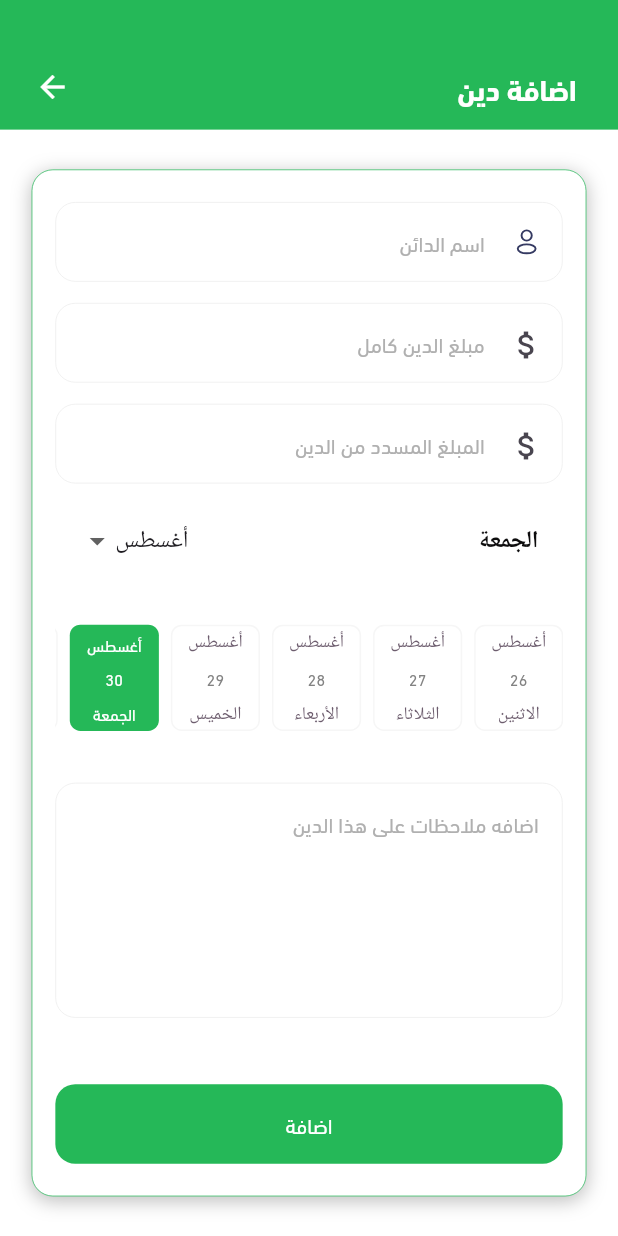
After one commit to meory101/expense-app, a Flutter app: the DebtsScreen screen opened directly, after a tap on the "add" icon, on a phone screen of 412 x 824 dp. The commit adds this screen. Run offline on Flutter 3.47's test engine with Material 3 defaults, Android fonts, the phone set to English and light mode, and no system bars; drawn by our look-alikes of easy_date_timeline; our stand-ins replace blur, cloud_firestore, convex_bottom_bar, country_picker, firebase_auth, firebase_core and 8 more; accounts and stored records are empty; generated files the repository leaves out were written again; project files that could hold a hidden picture were left out.

Commit message:
mohammed 3

```diff
--- /dev/null
+++ b/lib/screens/home_screens/ADD_debts_screen.dart
@@ -0,0 +1,357 @@
+import 'package:cloud_firestore/cloud_firestore.dart';
+import 'package:easy_date_timeline/easy_date_timeline.dart';
+import 'package:flutter/material.dart';
+import 'package:flutter_screenutil/flutter_screenutil.dart';
+import 'package:flutter_svg/svg.dart';
+import 'package:tasty_booking/screens/home_screens/categories_screen.dart';
+import 'package:tasty_booking/style/app_colors.dart';
+import 'package:tasty_booking/utils/helpers.dart';
+import 'package:tasty_booking/wdgets/app_elevated_button.dart';
+import 'package:tasty_booking/wdgets/app_text.dart';
+import 'package:tasty_booking/wdgets/app_text_field.dart';
+
+import '../../fb_controller/fb_auth_controller.dart';
+import '../../model/fb_response.dart';
+import '../../shared_preferences/shared_prefrences_controller.dart';
+import '../../wdgets/custom_app_loading.dart';
+import 'bottom_navigation_bar.dart';
+
+class AddDebtsScreen extends StatefulWidget {
+  const AddDebtsScreen({super.key});
+
+  @override
+  State<AddDebtsScreen> createState() => _AddDebtsScreenState();
+}
+
+class _AddDebtsScreenState extends State<AddDebtsScreen> {
+  late TextEditingController _userNameEditingController;
+  late TextEditingController _Cost1EditingController;
+  late TextEditingController _Cost2EditingController;
+  late TextEditingController _noteEditingController;
+  String? userNameIsError;
+  String? Cost1IsError;
+  String? Cost2IsError;
+  String? NoteIsError;
+  String? Dateend;
+  bool isLoading = false;
+
+  final FirebaseFirestore _firestore = FirebaseFirestore.instance;
+
+
+
+  @override
+  void initState() {
+    // TODO: implement initState
+    super.initState();
+    _userNameEditingController = TextEditingController();
+    _Cost1EditingController = TextEditingController();
+    _Cost2EditingController = TextEditingController();
+    _noteEditingController = TextEditingController();
+
+  }
+
+  @override
+  void dispose() {
+    _userNameEditingController.dispose();
+    _Cost1EditingController.dispose();
+    _Cost2EditingController.dispose();
+    _noteEditingController.dispose();
+
+    super.dispose();
+  }
+
+  @override
+  Widget build(BuildContext context) {
+    return GestureDetector(
+      onTap: (){
+        FocusScope.of(context).unfocus();
+      },
+      child: Scaffold(
+          resizeToAvoidBottomInset: false,
+
+          body: Stack(
+          children: [
+            Column(
+              children: [
+                Container(
+                  width: double.infinity,
+                  padding: EdgeInsets.symmetric(horizontal: 24.w,),
+                  decoration: const BoxDecoration(color: AppColors.primaryColor),
+                  child: Column(
+                    children: [
+                      SizedBox(height: 50.h,),
+
+                      Row(
+                        mainAxisAlignment: MainAxisAlignment.spaceBetween,
+                        children: [
+                          AppText(
+                            text: ' اضافة دين',
+                            fontFamily: 'DINNextLTArabic_bold',
+                            fontSize: 22,
+                            fontWeight: FontWeight.bold,
+                            color: Colors.white,
+                          ),
+                          InkWell(
+                              onTap: (){
+                                Navigator.of(context).pop();
+                              },
+                              child: Icon(Icons.arrow_forward,color: Colors.white,))
+
+                        ],
+                      ),
+                      SizedBox(height: 16.h,),
+
+
+
+
+                    ],
+                  ),
+                ),
+
+
+                SizedBox(height: 30.h,),
+
+                Padding(
+                  padding: EdgeInsets.symmetric(horizontal: 22.w,),
+                  child:
+
+                  Container(
+                    padding: EdgeInsets.symmetric(horizontal: 16.w,vertical: 24.h),
+                    decoration: BoxDecoration(
+                        border: Border.all(color: AppColors.primaryColor,width: 0.5.w),
+                        borderRadius: BorderRadius.circular(16.r),
+                        color: Colors.white,
+                        boxShadow: const [
+                          BoxShadow(color: Colors.black26,blurRadius: 10,offset: Offset(0, 3))
+                        ]
+                    ),
+                    child: Column(
+                      children: [
+                        AppTextField(
+                          controller: _userNameEditingController,
+                          errorText: userNameIsError,
+                          onChanged: (p0) {
+                            if (userNameIsError != null) {
+                              setState(() {
+                                userNameIsError = null;
+                              });
+                            }
+                          },
+                          prefixIcon: Padding(
+                            padding: EdgeInsets.symmetric(vertical: 18.h),
+                            child: SvgPicture.asset(
+                              'assets/images/userNameIcon.svg',
+                              height: 24.h,
+                              width: 24.w,
+                            ),
+                          ),
+                          hintText: 'اسم الدائن ',
+                        ),
+                        SizedBox(height: 16.h,),
+
+                        AppTextField(
+                          keyboardType: TextInputType.number,
+
+                          controller: _Cost1EditingController,
+                          errorText: Cost1IsError,
+                          onChanged: (p0) {
+                            if (Cost1IsError != null) {
+                              setState(() {
+                                Cost1IsError = null;
+                              });
+                            }
+                          },
+                          prefixIcon: Padding(
+                              padding: EdgeInsets.symmetric(vertical: 18.h),
+                              child: Icon(Icons.attach_money)
+                          ),
+                          hintText: 'مبلغ الدين كامل ',
+                        ),
+                        SizedBox(height: 16.h,),
+
+                        AppTextField(
+                          keyboardType: TextInputType.number,
+                          controller: _Cost2EditingController,
+                          errorText: Cost2IsError,
+                          onChanged: (p0) {
+                            if (Cost2IsError != null) {
+                              setState(() {
+                                Cost2IsError = null;
+                              });
+                            }
+                          },
+                          prefixIcon: Padding(
+                              padding: EdgeInsets.symmetric(vertical: 18.h),
+                              child: Icon(Icons.attach_money)
+                          ),
+                          hintText: 'المبلغ المسدد من الدين ',
+                        ),
+                        SizedBox(height: 16.h,),
+
+
+                        EasyDateTimeLine(
+                          initialDate: DateTime.now(),
+                          headerProps: const EasyHeaderProps(showHeader: true),
+                          locale: 'ar',
+                          activeColor: AppColors.primaryColor,
+                          dayProps: EasyDayProps(
+                              height: 80.h,
+                              width: 62.w,
+
+                              todayHighlightColor: AppColors.primaryColor,
+                              borderColor: const Color(0XFFF6F6F6),
+                              landScapeMode: false,
+                              inactiveDayStyle: DayStyle(
+                                  borderRadius: 8.r,
+                                  dayNumStyle: TextStyle(
+                                    color: const Color(0XFF828282),
+                                    fontFamily: 'DINNextLTArabic_Light',
+                                    fontSize: 12.sp,
+                                    fontWeight: FontWeight.w500,
+                                  )
+                              ),
+                              activeDayStyle: DayStyle(
+                                borderRadius: 8.r,
+
+                                dayNumStyle: TextStyle(
+                                    color: Colors.white,
+                                    fontFamily: 'DINNextLTArabic_Light',
+                                    fontSize: 12.sp,
+                                    fontWeight: FontWeight.w500
+                                ),
+                                monthStrStyle: TextStyle(
+                                    color: Colors.white,
+                                    fontFamily: 'DINNextLTArabic_Light',
+                                    fontSize: 12.sp,
+                                    fontWeight: FontWeight.w500
+                                ),
+                                dayStrStyle: TextStyle(
+                                    color: Colors.white,
+                                    fontFamily: 'DINNextLTArabic_Light',
+                                    fontSize: 12.sp,
+                                    fontWeight: FontWeight.w500
+                                ),
+                              ),
+                              todayStyle: DayStyle(
+                                  borderRadius: 8.r,
+                                  dayNumStyle: TextStyle(
+                                      color: const Color(0XFF828282),
+                                      fontFamily: 'DINNextLTArabic_Light',
+                                      fontSize: 12.sp,
+                                      fontWeight: FontWeight.w500
+                                  )
+                              )
+                          ),
+                          onDateChange: (selectedDate) {
+                            //`selectedDate` the new date selected.
+                            Dateend = selectedDate.toString().substring(0,10);
+                            print('selectedDate ${selectedDate.toString().substring(0,10)}');
+                          },
+                        ),
+
+                        SizedBox(height: 30.h,),
+
+
+                        AppTextField(
+                          height  : 200.h,
+                          maxLines: 10,
+                          // minLines: 10,
+                          // maxLength: 5,
+
+                          controller: _noteEditingController,
+                          errorText: NoteIsError,
+                          onChanged: (p0) {
+                            if (NoteIsError != null) {
+                              setState(() {
+                                NoteIsError = null;
+                              });
+                            }
+                          },
+
+                          hintText: 'اضافه ملاحظات على هذا الدين ',
+                        ),
+                        SizedBox(height: 50.h,),
+
+                        AppElevatedButton(
+                            text: 'اضافة',
+                            onPressed:()async{
+                              setState(() {
+                                isLoading = true;
+                              });
+                              await _addDebtsUser();
+                              setState(() {
+                                isLoading = false;
+                              });
+                            }
+                        )
+
+                      ],
+                    ),
+                  ),
+
+
+                ),
+
+                SizedBox(height: 30.h,)
+              ],
+            ),
+            Visibility(
+                visible: isLoading == true,
+                child: const CustomAppLoading()),
+          ],
+        )
+
+
+      ),
+    );
+
+  }
+  Future<void> _addDebtsUser() async {
+    String Name = _userNameEditingController.text.trim();
+    String Cost1 = _Cost1EditingController.text.trim();
+    String Cost2 = _Cost2EditingController.text.trim();
+    String Date = Dateend!;
+    String Note = _noteEditingController.text.trim();
+    String UserId = SharedPrefController().getValueFor(key: PrefKeys.userId.name);
+
+
+    if (
+    Name.isNotEmpty &&
+        Cost1.isNotEmpty &&
+        Cost2.isNotEmpty &&
+        Date.isNotEmpty &&
+        Note.isNotEmpty) {
+      try {
+        print('12311');
+        await _firestore.collection('Debts').doc(UserId).set({
+          // 'attachment': attachment,
+          'Name': Name,
+          'Amount_Depts': Cost1,
+          'AmountـPaid_Depts': Cost2,
+          'Date': Date,
+          'Note': Note,
+          'UserID':UserId,
+
+        });
+        print('123333');
+        Navigator.pushAndRemoveUntil(context, MaterialPageRoute(builder: (context) => BottomNavigationScreen(),), (route) => false,);
+
+        ScaffoldMessenger.of(context).showSnackBar(
+          SnackBar(content: Text('تم اضافه الدين بنجاح')),
+
+        );
+      } catch (e) {
+        ScaffoldMessenger.of(context).showSnackBar(
+          SnackBar(content: Text('${"فشل في اضافه الدين , يرجى المحاوله لاحقا"} $e')),
+        );
+        print('wwww ${e}');
+
+      }
+    } else {
+      ScaffoldMessenger.of(context).showSnackBar(
+        SnackBar(content: Text(context.localizations.enter_required_data)),
+      );
+    }
+  }
+
+}
--- a/lib/screens/home_screens/debts_screen.dart
+++ b/lib/screens/home_screens/debts_screen.dart
@@ -6,6 +6,8 @@ import 'package:tasty_booking/style/app_colors.dart';
 import 'package:tasty_booking/utils/helpers.dart';
 import 'package:tasty_booking/wdgets/app_text.dart';
 import 'package:tasty_booking/wdgets/app_text_field.dart';
+
+import 'ADD_debts_screen.dart';
 
 class DebtsScreen extends StatefulWidget {
   const DebtsScreen({super.key});
@@ -136,6 +138,21 @@ class _DebtsScreenState extends State<DebtsScreen> {
           SizedBox(height: 30.h,)
         ],
       ),
+      floatingActionButton: Column(
+        mainAxisAlignment: MainAxisAlignment.end,
+        children: [
+          FloatingActionButton(
+            onPressed: () {
+              Navigator.push(context, MaterialPageRoute(builder: (context) => const AddDebtsScreen(),));
+
+            },
+            backgroundColor: AppColors.primaryColor,
+            child: Icon(Icons.add,color: Colors.white,),
+          ),
+          SizedBox(height: 10.h,)
+        ],
+      ),
     );
+
   }
 }
--- a/lib/wdgets/app_text_field.dart
+++ b/lib/wdgets/app_text_field.dart
@@ -16,6 +16,8 @@ class AppTextField extends StatelessWidget {
     this.textStyle,
     this.focusNode,
     this.maxLength,
+    this.maxLines,
+    this.minLines,
     this.onChanged,
     this.height = 60,
     this.width,
@@ -34,6 +36,8 @@ class AppTextField extends StatelessWidget {
   final TextStyle? textStyle;
   final FocusNode? focusNode;
   final int? maxLength;
+  final int? maxLines;
+  final int? minLines;
   final double height;
   final double? width;
   final TextAlign textAlign;
@@ -48,6 +52,8 @@ class AppTextField extends StatelessWidget {
         controller: controller,
         focusNode: focusNode,
         maxLength: maxLength,
+        maxLines: maxLines,
+        minLines: minLines,
         style: textStyle,
         onChanged: onChanged,
         showCursor: true,
```
Also changed, not shown: pubspec.lock.
